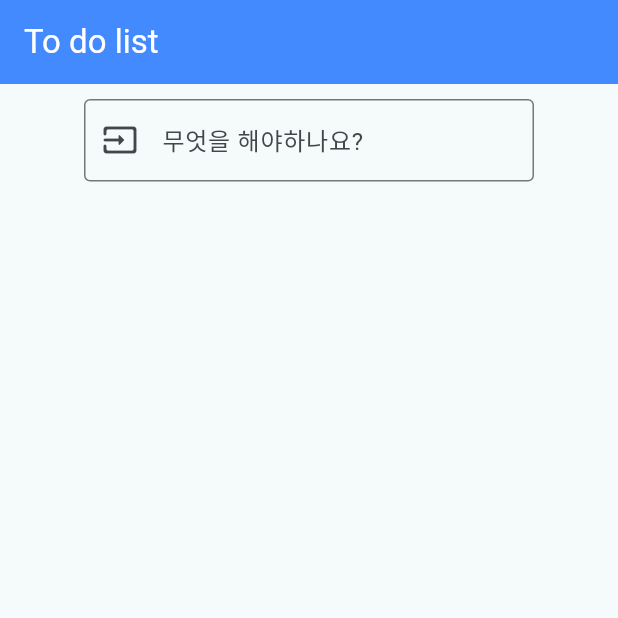
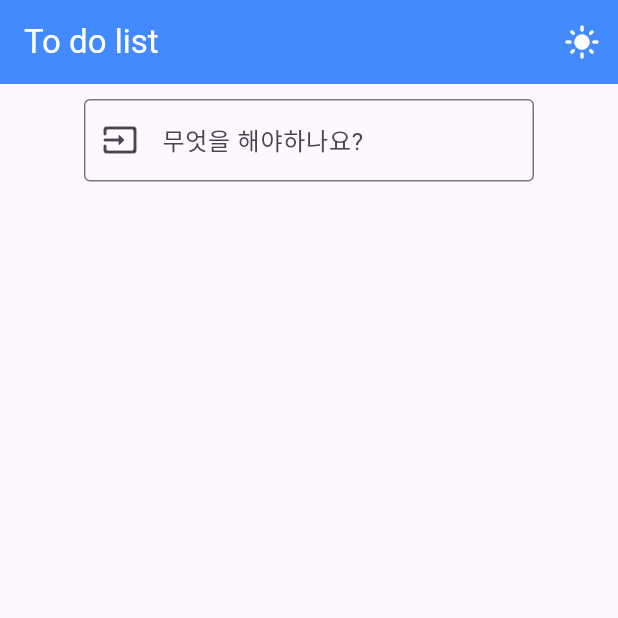
Before and after one commit to leesunmin1231/to_do_list_flutter, a Flutter app: the screen it shows after launch, on a phone screen of 412 x 824 dp, the top half of it. Run offline on Flutter 3.47's test engine with Material 3 defaults, Android fonts, the phone set to English and light mode, and no system bars; our stand-ins replace flutter_hooks, flutter_riverpod, go_router, hooks_riverpod, riverpod_annotation; generated files the repository leaves out were written again.

Commit message:
feat: 다크모드 적용

```diff
--- a/lib/main.dart
+++ b/lib/main.dart
@@ -2,9 +2,11 @@ import 'package:flutter/material.dart';
 import 'package:flutter_riverpod/flutter_riverpod.dart';
 import 'package:hooks_riverpod/hooks_riverpod.dart';
 import 'package:to_do_list/src/configs/app_router.dart';
-import 'package:to_do_list/src/core/theme/app_theme.dart';
+import 'package:to_do_list/src/core/theme/app_theme_data.dart';
+import 'package:to_do_list/src/core/theme/app_theme_mode.dart';
 
 void main() {
+  AppThemeMode.instance;
   runApp(
     // Provider가 동작할 수 있도록 앱의 가장 최상위 부모 위젯을 ProviderScope로 감싸줍니다.
     const ProviderScope(
@@ -20,9 +22,16 @@ class MyApp extends ConsumerWidget {
   @override
   Widget build(BuildContext context, WidgetRef ref) {
     final router = ref.watch(routerProvider);
-    return MaterialApp.router(
-      routerConfig: router,
-      theme: AppTheme.appTheme,
-    );
+    return ValueListenableBuilder<ThemeMode>(
+        valueListenable: AppThemeMode.themeMode,
+        builder: (context, mode, child) {
+          return MaterialApp.router(
+            debugShowCheckedModeBanner: false,
+            darkTheme: AppThemeData.dark,
+            theme: AppThemeData.light,
+            themeMode: mode,
+            routerConfig: router,
+          );
+        });
   }
 }
--- a/lib/src/core/components/top_bar.dart
+++ b/lib/src/core/components/top_bar.dart
@@ -1,5 +1,7 @@
 import 'package:flutter/material.dart';
 import 'package:go_router/go_router.dart';
+import 'package:flutter/services.dart';
+import 'package:to_do_list/src/core/theme/app_theme_mode.dart';
 
 class TopBar extends StatelessWidget implements PreferredSizeWidget {
   const TopBar({super.key, this.backButton = false, required this.appTitle});
@@ -9,6 +11,9 @@ class TopBar extends StatelessWidget implements PreferredSizeWidget {
 
   @override
   Widget build(BuildContext context) {
+    return ValueListenableBuilder<bool>(
+        valueListenable: AppThemeMode.current,
+        builder: (BuildContext context, bool value, Widget? child) {
           return AppBar(
             leading: backButton
                 ? IconButton(
@@ -22,8 +27,21 @@ class TopBar extends StatelessWidget implements PreferredSizeWidget {
               appTitle,
               style: const TextStyle(color: Colors.white),
             ),
-      backgroundColor: Colors.blueAccent,
+            backgroundColor: value ? Colors.blueAccent : Colors.blueGrey,
+            actions: [
+              IconButton(
+                onPressed: () {
+                  HapticFeedback.mediumImpact();
+                  AppThemeMode.change();
+                },
+                icon: Icon(
+                  value ? Icons.light_mode : Icons.dark_mode,
+                  color: value ? Colors.white : Colors.black87,
+                ),
+              )
+            ],
           );
+        });
   }
 
   @override
--- a/lib/src/core/theme/app_theme.dart
+++ /dev/null
@@ -1,8 +0,0 @@
-import 'package:flutter/material.dart';
-
-class AppTheme {
-  static ThemeData appTheme = ThemeData(
-    colorScheme: ColorScheme.fromSeed(seedColor: Colors.white),
-    useMaterial3: true,
-  );
-}
--- /dev/null
+++ b/lib/src/core/theme/app_theme_data.dart
@@ -0,0 +1,32 @@
+import 'package:flutter/material.dart';
+
+class AppThemeData {
+  static final ThemeData light = ThemeData(
+    textTheme: textTheme.copyWith(
+        titleMedium: textTheme.titleMedium?.copyWith(color: Colors.black)),
+    progressIndicatorTheme: const ProgressIndicatorThemeData(
+      color: Colors.deepOrange,
+    ),
+    textSelectionTheme: const TextSelectionThemeData(
+      cursorColor: Colors.black,
+    ),
+  );
+
+  static final ThemeData dark = ThemeData(
+    textTheme: textTheme.copyWith(
+      titleMedium: textTheme.titleMedium?.copyWith(color: Colors.white),
+    ),
+    scaffoldBackgroundColor: const Color.fromRGBO(31, 31, 31, 1),
+    progressIndicatorTheme: const ProgressIndicatorThemeData(
+      color: Colors.white,
+    ),
+    textSelectionTheme: const TextSelectionThemeData(
+      cursorColor: Colors.white,
+    ),
+  );
+
+  static const TextTheme textTheme = TextTheme(
+    displayLarge: TextStyle(fontWeight: FontWeight.w900, fontSize: 20),
+    titleMedium: TextStyle(fontWeight: FontWeight.bold, color: Colors.white),
+  );
+}
--- /dev/null
+++ b/lib/src/core/theme/app_theme_mode.dart
@@ -0,0 +1,24 @@
+import 'package:flutter/material.dart';
+
+class AppThemeMode {
+  static final AppThemeMode instance = AppThemeMode._internal();
+  static ValueNotifier<ThemeMode> themeMode = ValueNotifier(ThemeMode.light);
+  static ValueNotifier<bool> current = ValueNotifier(true);
+  factory AppThemeMode() => instance;
+
+  static void change() {
+    switch (themeMode.value) {
+      case ThemeMode.light:
+        themeMode.value = ThemeMode.dark;
+        current.value = false;
+        break;
+      case ThemeMode.dark:
+        themeMode.value = ThemeMode.light;
+        current.value = true;
+        break;
+      default:
+    }
+  }
+
+  AppThemeMode._internal();
+}
```
Lines whose indentation alone changed are shown as unchanged.
